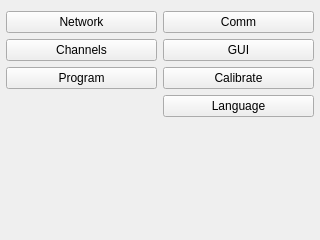
First picture: the form in ui/SettingsWidget.ui, repository kipr/botui, before the edit.
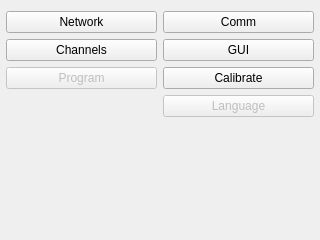
Second picture: the form after the edit. Icons and pictures are not drawn.

Commit message: Disabled options that don't do anything yet

What changed in the file:
```diff
--- a/ui/SettingsWidget.ui
+++ b/ui/SettingsWidget.ui
@@ -51,6 +51,9 @@
        </item>
        <item>
         <widget class="QPushButton" name="programSettings">
+         <property name="enabled">
+          <bool>false</bool>
+         </property>
          <property name="text">
           <string>Program</string>
          </property>
@@ -112,6 +115,9 @@
        </item>
        <item>
         <widget class="QPushButton" name="pushButton">
+         <property name="enabled">
+          <bool>false</bool>
+         </property>
          <property name="text">
           <string>Language</string>
          </property>
```
